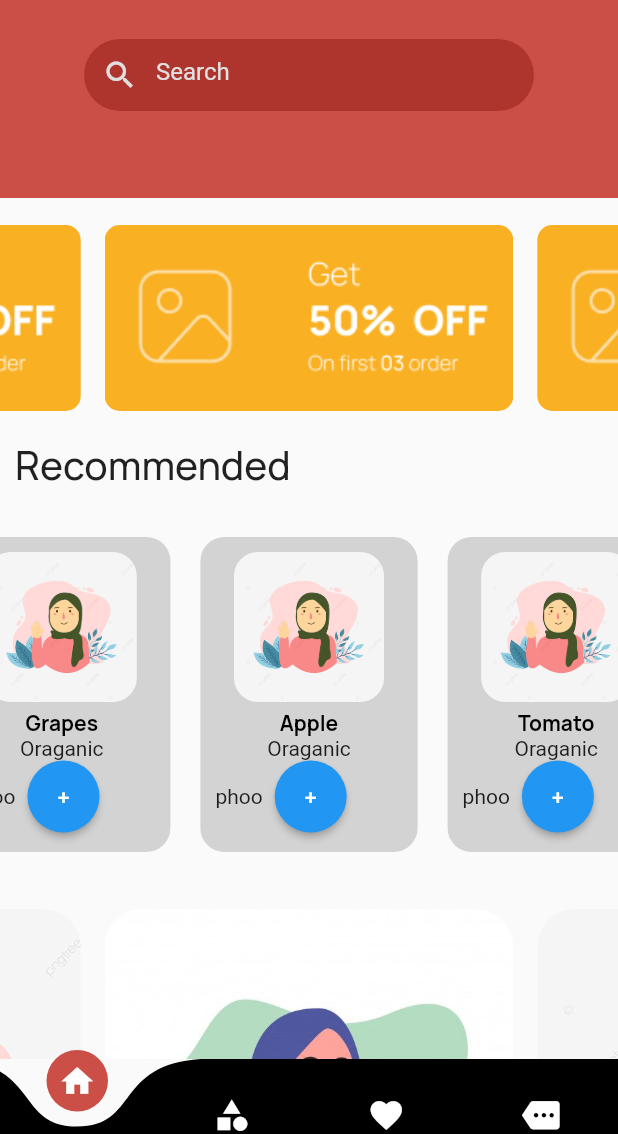
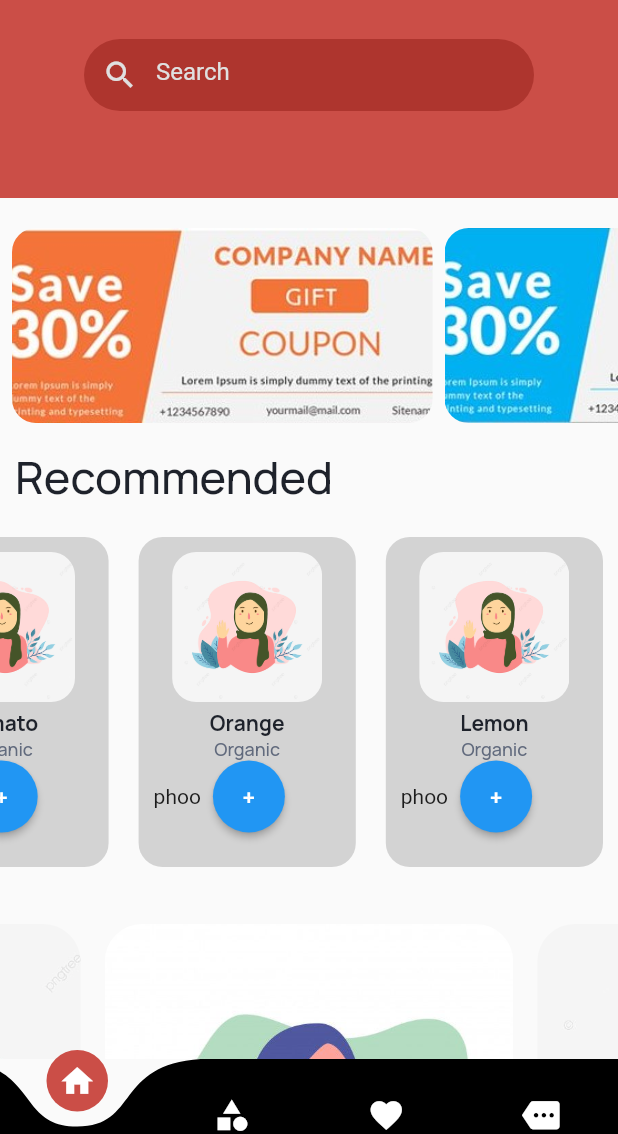
Before and after one commit to AqsaBano330/Shopping-Mania, a Flutter app: the CurveBar screen opened directly, on a phone screen of 412 x 824 dp, the part 102-1236 px from its top. Run offline on Flutter 3.47's test engine with Material 2 defaults, Android fonts, the phone set to English and light mode, and no system bars; drawn by our look-alikes of curved_navigation_bar; our stand-ins replace smooth_page_indicator.

Commit message:
Shopping Mania

```diff
--- a/lib/Screens/Home_Page/home_screen.dart
+++ b/lib/Screens/Home_Page/home_screen.dart
@@ -1,7 +1,8 @@
 import 'package:flutter/material.dart';
 import 'package:hijabista/Widget/Cards/cards.dart';
 import 'package:hijabista/Screens/Home_Page/Home%20Bar/home_upper_bar.dart';
-
+import 'package:hijabista/Widget/color/colors.dart';
+import 'package:hijabista/Widget/text/text.dart';
 
 class HomePage extends StatefulWidget {
   const HomePage({Key? key});
@@ -15,11 +16,11 @@
   List CartItems = [];
 
   List<String> BannerimageList = [
-    'assets/images/BannerCard.png',
-    'assets/images/BannerCard.png',
-    'assets/images/BannerCard.png',
-    'assets/images/BannerCard.png',
-    'assets/images/BannerCard.png'
+    'assets/images/offer card 1.jpg',
+    'assets/images/offer card 2.jpg',
+    'assets/images/offer card 3.jpg',
+    'assets/images/offer card 2.jpg',
+    'assets/images/offer card 3.jpg',
   ];
 
   List<String> imageList = [
@@ -42,8 +43,6 @@
           child: Column(
             children: [
               HomeUpperBar(),
-              // Include your HomeUpperBar widget here if needed
-
               Expanded(
                 child: SingleChildScrollView(
                   child: Column(
@@ -56,20 +55,21 @@
                         height: 140,
                         width: MediaQuery.of(context).size.width,
                         child: PageView.builder(
-                          padEnds: true,
-                          pageSnapping: false,
-                          physics: BouncingScrollPhysics(),
+                          itemCount: 5,
+                          padEnds: false,
+                          pageSnapping: true,
+                          physics: const BouncingScrollPhysics(),
                           controller: PageController(
-                            initialPage: 3,
+                            initialPage: 0,
                             viewportFraction: 0.7,
                           ),
                           itemBuilder: (context, index) {
                             print(index % BannerimageList.length);
                             return Container(
-                              margin: const EdgeInsets.all(8),
+                              margin: const EdgeInsets.only(top: 10, left: 8),
                               clipBehavior: Clip.antiAlias,
                               decoration: BoxDecoration(
-                                borderRadius: BorderRadius.circular(10),
+                                borderRadius: BorderRadius.circular(16),
                               ),
                               child: Image.asset(
                                 BannerimageList[index % BannerimageList.length],
@@ -82,19 +82,16 @@
 
                       Container(
                         margin:
-                            const EdgeInsets.only(left: 10, top: 10, bottom: 0),
+                            const EdgeInsets.only(left: 10, top: 15, bottom: 0),
                         child: const Align(
-                          alignment:
-                              Alignment.centerLeft, // Align text to the left
-                          child: Text(
-                            "Recommended",
-                            style: TextStyle(
-                              fontFamily: "Manrope",
-                              fontWeight: FontWeight.w400,
-                              fontSize: 26,
-                            ),
-                          ),
-                        ),
+                            alignment:
+                                Alignment.centerLeft, // Align text to the left
+                            child: CustomTextWidget(
+                              yourtext: "Recommended",
+                              fontweight: FontWeight.w400,
+                              fontsize: 30,
+                              fontColor: Color(0xff1E222B),
+                            )),
                       ),
 
                       // Second PageView (You can customize it as needed)
@@ -103,12 +100,12 @@
                         width: MediaQuery.of(context).size.width,
                         child: PageView.builder(
                           itemCount: imageList.length,
-                          padEnds: true,
+                          padEnds: false,
                           pageSnapping: false,
                           physics: const BouncingScrollPhysics(),
                           reverse: true,
                           controller: PageController(
-                            initialPage: 3,
+                            initialPage: 0,
                             viewportFraction: 0.4,
                           ),
                           itemBuilder: (context, index) {
@@ -121,9 +118,9 @@
                               circularRadius: 16,
                               imageHeight: 100,
                               imageWidth: 100,
-                              ContainerHeight: 20,
+                              ContainerHeight: 67,
                               ContainerWidth: 56,
-                              margintop: 30,
+                              margintop: 20,
                               marginbottom: 30,
                               marginleft: 10,
                               marginright: 10,
--- a/lib/Widget/Cards/cards.dart
+++ b/lib/Widget/Cards/cards.dart
@@ -96,11 +96,20 @@
                 fontFamily: "Manrope",
                 fontWeight: FontWeight.w600,
                 fontSize: 14,
-                color: Colors.black,
+                color: Color(0xff1E222B),
               ),
             ),
           ),
-          Text("Oraganic"),
+         const Text(
+              "Organic",
+              style: TextStyle(
+                fontFamily: "Manrope",
+                fontWeight: FontWeight.w400,
+                fontSize: 12,
+                color: Color(0xff616A7D),
+              ),
+            ),
+
           Row(
             children: [
               Text("phoo"),
--- a/pubspec.yaml
+++ b/pubspec.yaml
@@ -73,6 +73,9 @@
     - assets/images/bag.png
     - assets/images/BannerCard.png
     - assets/images/online_shopping_1.jpg
+    - assets/images/offer card 1.jpg
+    - assets/images/offer card 2.jpg
+    - assets/images/offer card 3.jpg
 
   # An image asset can refer to one or more resolution-specific "variants", see
   # https://flutter.dev/assets-and-images/#resolution-aware
```
Also changed, not shown: assets/images/offer card 1.jpg (added), assets/images/offer card 2.jpg (added), assets/images/offer card 3.jpg (added).
